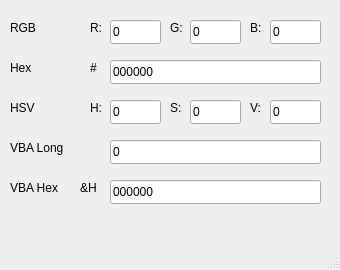
Old version of the form mainwindow.ui in the repository BrokenVoodooDoll/color-converter.
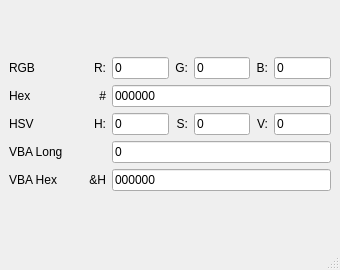
New version of the form.

Commit message: Fixed HSV conversion. Added grid layout to MainWindow. Deleted abs function.

The edit to the form file:
```diff
--- a/mainwindow.ui
+++ b/mainwindow.ui
@@ -20,292 +20,263 @@
    <locale language="English" country="UnitedStates"/>
   </property>
   <widget class="QWidget" name="centralwidget">
-   <widget class="QLabel" name="label_RGB">
-    <property name="geometry">
-     <rect>
-      <x>10</x>
-      <y>20</y>
-      <width>31</width>
-      <height>16</height>
-     </rect>
+   <layout class="QGridLayout" name="gridLayout_2">
+    <item row="0" column="0">
+     <layout class="QGridLayout" name="gridLayout">
+      <item row="0" column="3">
+       <widget class="QLineEdit" name="lineEdit_R">
+        <property name="sizePolicy">
+         <sizepolicy hsizetype="Expanding" vsizetype="Fixed">
+          <horstretch>0</horstretch>
+          <verstretch>0</verstretch>
+         </sizepolicy>
     </property>
     <property name="text">
-     <string>RGB</string>
-    </property>
-   </widget>
-   <widget class="QLabel" name="label_HSV">
-    <property name="geometry">
-     <rect>
-      <x>10</x>
-      <y>100</y>
-      <width>31</width>
-      <height>16</height>
-     </rect>
+         <string>0</string>
+        </property>
+       </widget>
+      </item>
+      <item row="2" column="5">
+       <widget class="QLineEdit" name="lineEdit_S">
+        <property name="sizePolicy">
+         <sizepolicy hsizetype="Expanding" vsizetype="Fixed">
+          <horstretch>0</horstretch>
+          <verstretch>0</verstretch>
+         </sizepolicy>
     </property>
     <property name="text">
-     <string>HSV</string>
-    </property>
-   </widget>
+         <string>0</string>
+        </property>
+       </widget>
+      </item>
+      <item row="3" column="0">
    <widget class="QLabel" name="label_VBA_Long">
-    <property name="geometry">
-     <rect>
-      <x>10</x>
-      <y>140</y>
-      <width>61</width>
-      <height>16</height>
-     </rect>
-    </property>
     <property name="text">
      <string>VBA Long</string>
     </property>
    </widget>
-   <widget class="QLabel" name="label_VBAHex">
-    <property name="geometry">
-     <rect>
-      <x>10</x>
-      <y>180</y>
-      <width>58</width>
-      <height>16</height>
-     </rect>
-    </property>
+      </item>
+      <item row="0" column="2">
+       <widget class="QLabel" name="label_R">
     <property name="text">
-     <string>VBA Hex</string>
-    </property>
-   </widget>
-   <widget class="QLineEdit" name="lineEdit_R">
-    <property name="geometry">
-     <rect>
-      <x>110</x>
-      <y>20</y>
-      <width>51</width>
-      <height>24</height>
-     </rect>
-    </property>
-    <property name="text">
-     <string>0</string>
-    </property>
-   </widget>
-   <widget class="QLineEdit" name="lineEdit_Hex">
-    <property name="geometry">
-     <rect>
-      <x>110</x>
-      <y>60</y>
-      <width>211</width>
-      <height>24</height>
-     </rect>
-    </property>
-    <property name="text">
-     <string>000000</string>
-    </property>
-   </widget>
-   <widget class="QLineEdit" name="lineEdit_H">
-    <property name="geometry">
-     <rect>
-      <x>110</x>
-      <y>100</y>
-      <width>51</width>
-      <height>24</height>
-     </rect>
-    </property>
-    <property name="text">
-     <string>0</string>
-    </property>
-   </widget>
-   <widget class="QLineEdit" name="lineEdit_VBA_Long">
-    <property name="geometry">
-     <rect>
-      <x>110</x>
-      <y>140</y>
-      <width>211</width>
-      <height>24</height>
-     </rect>
-    </property>
-    <property name="text">
-     <string>0</string>
-    </property>
-   </widget>
+         <string>R:</string>
+        </property>
+        <property name="alignment">
+         <set>Qt::AlignRight|Qt::AlignTrailing|Qt::AlignVCenter</set>
+        </property>
+       </widget>
+      </item>
+      <item row="1" column="0">
    <widget class="QLabel" name="label_Hex">
-    <property name="geometry">
-     <rect>
-      <x>10</x>
-      <y>60</y>
-      <width>58</width>
-      <height>16</height>
-     </rect>
-    </property>
     <property name="text">
      <string>Hex</string>
     </property>
    </widget>
-   <widget class="QLineEdit" name="lineEdit_G">
-    <property name="geometry">
-     <rect>
-      <x>190</x>
-      <y>20</y>
-      <width>51</width>
-      <height>24</height>
-     </rect>
-    </property>
+      </item>
+      <item row="2" column="2">
+       <widget class="QLabel" name="label_H">
+        <property name="text">
+         <string>H:</string>
+        </property>
+        <property name="alignment">
+         <set>Qt::AlignRight|Qt::AlignTrailing|Qt::AlignVCenter</set>
+        </property>
+       </widget>
+      </item>
+      <item row="0" column="6">
+       <widget class="QLabel" name="label_B">
     <property name="text">
-     <string>0</string>
-    </property>
-   </widget>
+         <string>B:</string>
+        </property>
+        <property name="alignment">
+         <set>Qt::AlignRight|Qt::AlignTrailing|Qt::AlignVCenter</set>
+        </property>
+       </widget>
+      </item>
+      <item row="0" column="7">
    <widget class="QLineEdit" name="lineEdit_B">
-    <property name="geometry">
-     <rect>
-      <x>270</x>
-      <y>20</y>
-      <width>51</width>
-      <height>24</height>
-     </rect>
+        <property name="sizePolicy">
+         <sizepolicy hsizetype="Expanding" vsizetype="Fixed">
+          <horstretch>0</horstretch>
+          <verstretch>0</verstretch>
+         </sizepolicy>
     </property>
     <property name="text">
      <string>0</string>
     </property>
    </widget>
-   <widget class="QLineEdit" name="lineEdit_S">
-    <property name="geometry">
-     <rect>
-      <x>190</x>
-      <y>100</y>
-      <width>51</width>
-      <height>24</height>
-     </rect>
-    </property>
-    <property name="text">
-     <string>0</string>
-    </property>
-   </widget>
-   <widget class="QLineEdit" name="lineEdit_V">
-    <property name="geometry">
-     <rect>
-      <x>270</x>
-      <y>100</y>
-      <width>51</width>
-      <height>24</height>
-     </rect>
+      </item>
+      <item row="0" column="5">
+       <widget class="QLineEdit" name="lineEdit_G">
+        <property name="sizePolicy">
+         <sizepolicy hsizetype="Expanding" vsizetype="Fixed">
+          <horstretch>0</horstretch>
+          <verstretch>0</verstretch>
+         </sizepolicy>
+        </property>
+        <property name="toolTip">
+         <string/>
+        </property>
+        <property name="statusTip">
+         <string/>
     </property>
     <property name="text">
      <string>0</string>
     </property>
    </widget>
-   <widget class="QLineEdit" name="lineEdit_VBA_Hex">
-    <property name="geometry">
-     <rect>
-      <x>110</x>
-      <y>180</y>
-      <width>211</width>
-      <height>24</height>
-     </rect>
-    </property>
-    <property name="text">
-     <string>000000</string>
-    </property>
-   </widget>
-   <widget class="QLabel" name="label_R">
-    <property name="geometry">
-     <rect>
-      <x>90</x>
-      <y>20</y>
-      <width>16</width>
-      <height>16</height>
-     </rect>
-    </property>
-    <property name="text">
-     <string>R:</string>
-    </property>
-   </widget>
+      </item>
+      <item row="0" column="4">
    <widget class="QLabel" name="label_G">
-    <property name="geometry">
-     <rect>
-      <x>170</x>
-      <y>20</y>
-      <width>16</width>
-      <height>16</height>
-     </rect>
-    </property>
     <property name="text">
      <string>G:</string>
     </property>
-   </widget>
-   <widget class="QLabel" name="label_B">
-    <property name="geometry">
-     <rect>
-      <x>250</x>
-      <y>20</y>
-      <width>16</width>
-      <height>16</height>
-     </rect>
+        <property name="alignment">
+         <set>Qt::AlignRight|Qt::AlignTrailing|Qt::AlignVCenter</set>
+        </property>
+       </widget>
+      </item>
+      <item row="4" column="3" colspan="5">
+       <widget class="QLineEdit" name="lineEdit_VBA_Hex">
+        <property name="sizePolicy">
+         <sizepolicy hsizetype="Expanding" vsizetype="Fixed">
+          <horstretch>0</horstretch>
+          <verstretch>0</verstretch>
+         </sizepolicy>
     </property>
     <property name="text">
-     <string>B:</string>
-    </property>
-   </widget>
-   <widget class="QLabel" name="label_H">
-    <property name="geometry">
-     <rect>
-      <x>90</x>
-      <y>100</y>
-      <width>16</width>
-      <height>16</height>
-     </rect>
-    </property>
+         <string>000000</string>
+        </property>
+       </widget>
+      </item>
+      <item row="4" column="0">
+       <widget class="QLabel" name="label_VBAHex">
+        <property name="text">
+         <string>VBA Hex</string>
+        </property>
+       </widget>
+      </item>
+      <item row="1" column="3" colspan="5">
+       <widget class="QLineEdit" name="lineEdit_Hex">
+        <property name="sizePolicy">
+         <sizepolicy hsizetype="Expanding" vsizetype="Fixed">
+          <horstretch>0</horstretch>
+          <verstretch>0</verstretch>
+         </sizepolicy>
+        </property>
     <property name="text">
-     <string>H:</string>
-    </property>
-   </widget>
+         <string>000000</string>
+        </property>
+       </widget>
+      </item>
+      <item row="2" column="3">
+       <widget class="QLineEdit" name="lineEdit_H">
+        <property name="sizePolicy">
+         <sizepolicy hsizetype="Expanding" vsizetype="Fixed">
+          <horstretch>0</horstretch>
+          <verstretch>0</verstretch>
+         </sizepolicy>
+        </property>
+        <property name="text">
+         <string>0</string>
+        </property>
+       </widget>
+      </item>
+      <item row="2" column="4">
    <widget class="QLabel" name="label_S">
-    <property name="geometry">
-     <rect>
-      <x>170</x>
-      <y>100</y>
-      <width>16</width>
-      <height>16</height>
-     </rect>
-    </property>
     <property name="text">
      <string>S:</string>
     </property>
-   </widget>
+        <property name="alignment">
+         <set>Qt::AlignRight|Qt::AlignTrailing|Qt::AlignVCenter</set>
+        </property>
+       </widget>
+      </item>
+      <item row="2" column="7">
+       <widget class="QLineEdit" name="lineEdit_V">
+        <property name="sizePolicy">
+         <sizepolicy hsizetype="Expanding" vsizetype="Fixed">
+          <horstretch>0</horstretch>
+          <verstretch>0</verstretch>
+         </sizepolicy>
+        </property>
+        <property name="text">
+         <string>0</string>
+        </property>
+       </widget>
+      </item>
+      <item row="2" column="0">
+       <widget class="QLabel" name="label_HSV">
+        <property name="text">
+         <string>HSV</string>
+        </property>
+       </widget>
+      </item>
+      <item row="0" column="0">
+       <widget class="QLabel" name="label_RGB">
+        <property name="text">
+         <string>RGB</string>
+        </property>
+       </widget>
+      </item>
+      <item row="2" column="6">
    <widget class="QLabel" name="label_V">
-    <property name="geometry">
-     <rect>
-      <x>250</x>
-      <y>100</y>
-      <width>16</width>
-      <height>16</height>
-     </rect>
-    </property>
     <property name="text">
      <string>V:</string>
     </property>
-   </widget>
-   <widget class="QLabel" name="label_VBA_Hex_2">
-    <property name="geometry">
-     <rect>
-      <x>80</x>
-      <y>180</y>
-      <width>30</width>
-      <height>16</height>
-     </rect>
-    </property>
-    <property name="text">
-     <string>&amp;H</string>
-    </property>
-   </widget>
+        <property name="alignment">
+         <set>Qt::AlignRight|Qt::AlignTrailing|Qt::AlignVCenter</set>
+        </property>
+       </widget>
+      </item>
+      <item row="1" column="2">
    <widget class="QLabel" name="label_Hex_2">
-    <property name="geometry">
-     <rect>
-      <x>90</x>
-      <y>60</y>
-      <width>16</width>
-      <height>16</height>
-     </rect>
-    </property>
     <property name="text">
      <string>#</string>
     </property>
-   </widget>
+        <property name="alignment">
+         <set>Qt::AlignRight|Qt::AlignTrailing|Qt::AlignVCenter</set>
+        </property>
+       </widget>
+      </item>
+      <item row="4" column="2">
+       <widget class="QLabel" name="label_VBA_Hex_2">
+        <property name="text">
+         <string>&amp;H</string>
+        </property>
+        <property name="alignment">
+         <set>Qt::AlignRight|Qt::AlignTrailing|Qt::AlignVCenter</set>
+        </property>
+       </widget>
+      </item>
+      <item row="3" column="3" colspan="5">
+       <widget class="QLineEdit" name="lineEdit_VBA_Long">
+        <property name="sizePolicy">
+         <sizepolicy hsizetype="Expanding" vsizetype="Fixed">
+          <horstretch>0</horstretch>
+          <verstretch>0</verstretch>
+         </sizepolicy>
+        </property>
+        <property name="text">
+         <string>0</string>
+        </property>
+       </widget>
+      </item>
+      <item row="0" column="1" rowspan="5">
+       <spacer name="verticalSpacer">
+        <property name="orientation">
+         <enum>Qt::Vertical</enum>
+        </property>
+        <property name="sizeHint" stdset="0">
+         <size>
+          <width>20</width>
+          <height>40</height>
+         </size>
+        </property>
+       </spacer>
+      </item>
+     </layout>
+    </item>
+   </layout>
   </widget>
   <widget class="QMenuBar" name="menubar">
    <property name="geometry">
```
Lines whose indentation alone changed are shown as unchanged. The commit also changes 1 other file.
